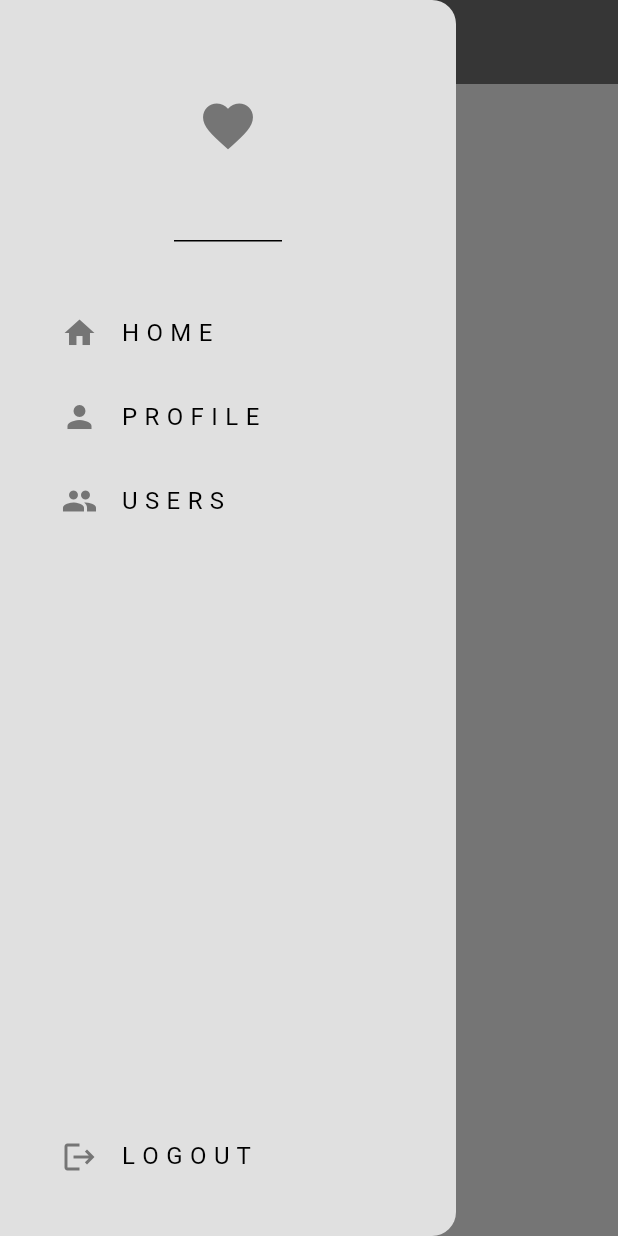
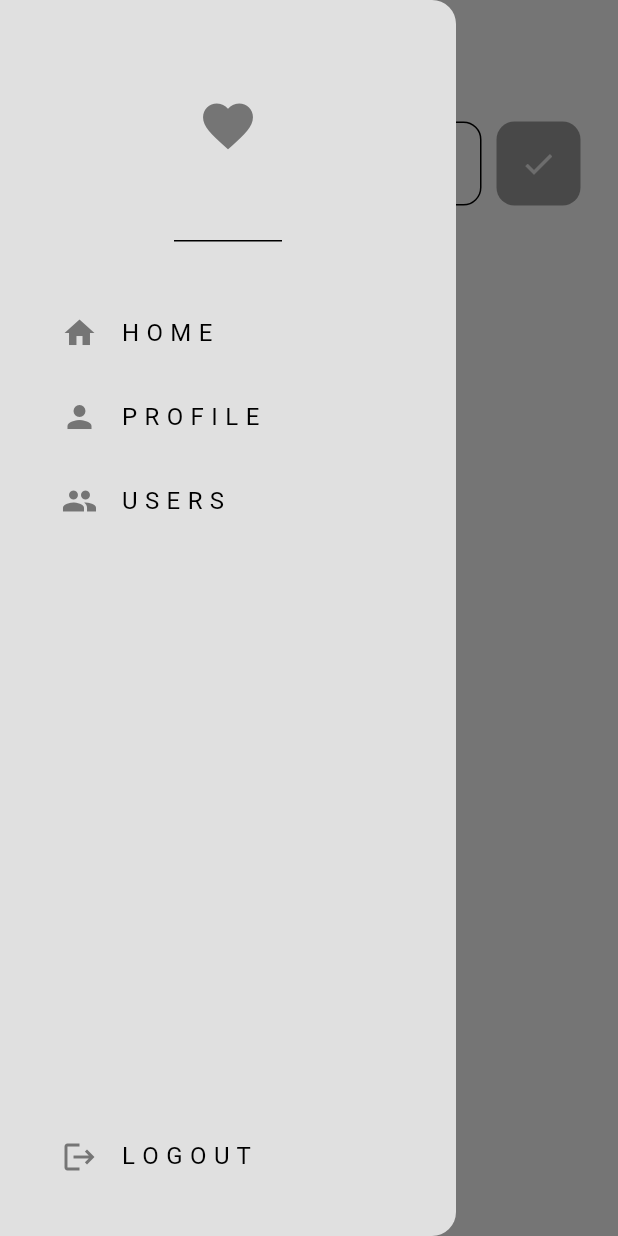
Before and after one commit to ArnoMassart/Mobile_Social_Media_App, a Flutter app: the screen it shows once a user with an empty profile is signed in, with the side drawer open, on a phone screen of 412 x 824 dp. Run offline on Flutter 3.47's test engine with Material 3 defaults, Android fonts, the phone set to English and light mode, and no system bars; our stand-ins replace cloud_firestore, firebase_auth, firebase_core; accounts and stored records are empty.

Commit message:
Added the styling and a way of adding posts

```diff
--- /dev/null
+++ b/lib/components/my_post_button.dart
@@ -0,0 +1,27 @@
+import 'package:flutter/material.dart';
+
+class PostButton extends StatelessWidget {
+  final void Function()? onTap;
+  const PostButton({super.key, required this.onTap});
+
+  @override
+  Widget build(BuildContext context) {
+    return GestureDetector(
+      onTap: onTap,
+      child: Container(
+        decoration: BoxDecoration(
+          color: Theme.of(context).colorScheme.secondary,
+          borderRadius: BorderRadius.circular(12),
+        ),
+        padding: const EdgeInsets.all(16),
+        margin: const EdgeInsets.only(left: 10),
+        child: Center(
+          child: Icon(
+            Icons.done,
+            color: Theme.of(context).colorScheme.primary,
+          ),
+        ),
+      ),
+    );
+  }
+}
--- /dev/null
+++ b/lib/db/firestore.dart
@@ -0,0 +1,30 @@
+import 'package:cloud_firestore/cloud_firestore.dart';
+import 'package:firebase_auth/firebase_auth.dart';
+
+class FirestoreDatabase {
+  // current logged in user
+  User? user = FirebaseAuth.instance.currentUser;
+
+  // get collection of posts from firebase
+  final CollectionReference posts =
+      FirebaseFirestore.instance.collection("Posts");
+
+  // post a message
+  Future<void> addPost(String message) {
+    return posts.add({
+      'UserEmail': user!.email,
+      'PostMessage': message,
+      'TimeStamp': Timestamp.now(),
+    });
+  }
+
+  // read posts from database
+  Stream<QuerySnapshot> getPostsStream() {
+    final postsStream = FirebaseFirestore.instance
+        .collection("Posts")
+        .orderBy('TimeStamp', descending: true)
+        .snapshots();
+
+    return postsStream;
+  }
+}
--- a/lib/main.dart
+++ b/lib/main.dart
@@ -23,14 +23,14 @@ class MainApp extends StatelessWidget {
   Widget build(BuildContext context) {
     return MaterialApp(
       debugShowCheckedModeBanner: false,
-      home: AuthGate(),
+      home: const AuthGate(),
       theme: lightMode,
       darkTheme: darkMode,
       routes: {
-        '/login_register_page': (context) => LoginOrRegister(),
+        '/login_register_page': (context) => const LoginOrRegister(),
         '/home_page': (context) => HomePage(),
-        '/profile_page': (context) => ProfilePage(),
-        '/users_page': (context) => UsersPage(),
+        '/profile_page': (context) => const ProfilePage(),
+        '/users_page': (context) => const UsersPage(),
       },
     );
   }
--- a/lib/pages/home_page.dart
+++ b/lib/pages/home_page.dart
@@ -1,20 +1,109 @@
+import 'package:cloud_firestore/cloud_firestore.dart';
 import 'package:flutter/material.dart';
 import 'package:social_media_app/components/my_drawer.dart';
+import 'package:social_media_app/components/my_list_tile.dart';
+import 'package:social_media_app/components/my_post_button.dart';
+import 'package:social_media_app/components/my_textfield.dart';
+import 'package:social_media_app/db/firestore.dart';
 
 class HomePage extends StatelessWidget {
-  const HomePage({super.key});
+  HomePage({super.key});
+
+  // firestore access
+  final FirestoreDatabase db = FirestoreDatabase();
+
+  final TextEditingController newPostController = TextEditingController();
+
+  // post message
+  void postMessage() {
+    if (newPostController.text.isNotEmpty) {
+      db.addPost(newPostController.text);
+    }
+
+    // clear the controller
+    newPostController.text = "";
+  }
 
   @override
   Widget build(BuildContext context) {
     return Scaffold(
       appBar: AppBar(
         centerTitle: true,
-        title: const Text("Home"),
-        backgroundColor: Theme.of(context).colorScheme.inversePrimary,
+        title: const Text("S O C I O U S"),
+        backgroundColor: Colors.transparent,
+        foregroundColor: Theme.of(context).colorScheme.inversePrimary,
         elevation: 0,
-        foregroundColor: Theme.of(context).colorScheme.primary,
       ),
       drawer: MyDrawer(),
+      body: Column(
+        children: [
+          // textfield box for users to type
+          Padding(
+            padding: const EdgeInsets.all(25.0),
+            child: Row(
+              children: [
+                Expanded(
+                  child: MyTextField(
+                    hintText: "Say something...",
+                    controller: newPostController,
+                  ),
+                ),
+
+                // post button
+                PostButton(
+                  onTap: postMessage,
+                ),
+              ],
+            ),
+          ),
+
+          // posts
+          StreamBuilder(
+            stream: db.getPostsStream(),
+            builder: (context, snapshot) {
+              // show loading circle
+              if (snapshot.connectionState == ConnectionState.waiting) {
+                return Center(
+                  child: CircularProgressIndicator(),
+                );
+              }
+
+              // get all posts
+              final posts = snapshot.data!.docs;
+
+              // no data
+              if (snapshot.data == null || posts.isEmpty) {
+                return const Center(
+                  child: Padding(
+                    padding: EdgeInsets.all(23),
+                    child: Text("No Posts.. Post something!"),
+                  ),
+                );
+              }
+
+              // return as a list
+              return Expanded(child: ListView.builder(
+                itemBuilder: (context, index) {
+                  // get each individual post
+                  if (index < posts.length) {
+                    final post = posts[index];
+                    // get data from each post
+                    String message = post["PostMessage"];
+                    String userEmail = post["UserEmail"];
+                    Timestamp timeStamp = post["TimeStamp"];
+
+                    // return as a list tile
+                    return MyListTile(
+                      title: message,
+                      subtitle: userEmail,
+                    );
+                  }
+                },
+              ));
+            },
+          )
+        ],
+      ),
     );
   }
 }
--- a/lib/pages/profile_page.dart
+++ b/lib/pages/profile_page.dart
@@ -50,8 +50,8 @@ class _ProfilePageState extends State<ProfilePage> {
               return Column(
                 children: [
                   // back button
-                  Padding(
-                    padding: const EdgeInsets.all(25.0),
+                  const Padding(
+                    padding: EdgeInsets.all(25.0),
                     child: Row(
                       children: [
                         MyBackButton(),
--- a/lib/pages/register_page.dart
+++ b/lib/pages/register_page.dart
@@ -155,10 +155,10 @@ class _RegisterPageState extends State<RegisterPage> {
                 Row(
                   mainAxisAlignment: MainAxisAlignment.center,
                   children: [
-                    Text("Already have an account? "),
+                    const Text("Already have an account? "),
                     GestureDetector(
                       onTap: widget.onTap,
-                      child: Text(
+                      child: const Text(
                         "Login here",
                         style: TextStyle(
                           fontWeight: FontWeight.bold,
```
Also changed, not shown: lib/components/my_list_tile.dart (added, +21 -0 lines), lib/pages/users_page.dart (+31 -17 lines).
